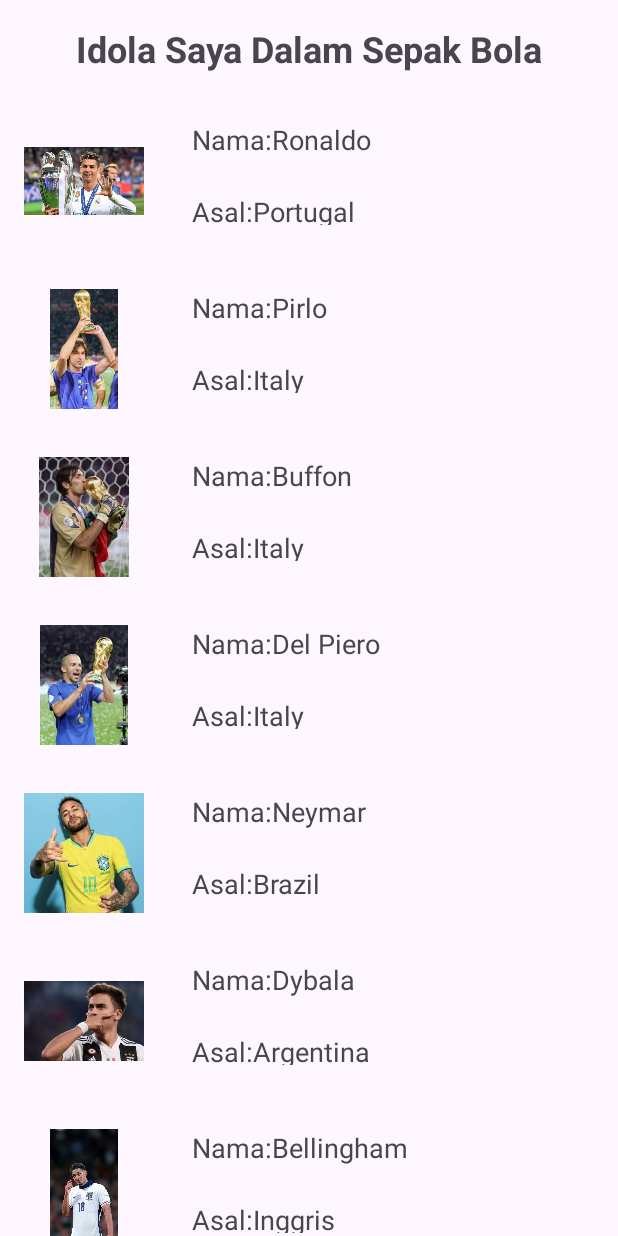
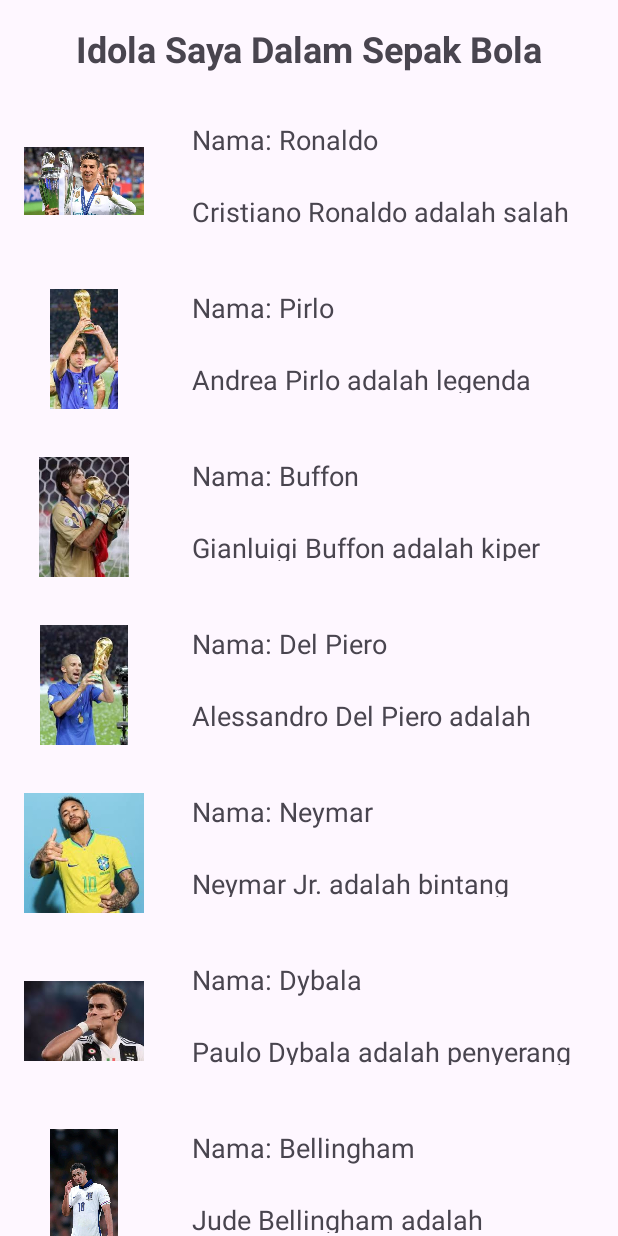
Before and after one commit to AndreMonim/andremonim-tugas3, an Android app: the Dashboard screen opened directly, with no data from a screen before it, after a tap on "Tugas 4", on a phone screen of 412 x 824 dp. Run offline under Robolectric (Android 15) with nearby library versions, the phone set to English and light mode, and no system bars.

Commit message:
initial commit

```diff
--- a/app/src/main/AndroidManifest.xml
+++ b/app/src/main/AndroidManifest.xml
@@ -8,11 +8,13 @@
         android:roundIcon="@mipmap/ic_launcher_round"
         android:supportsRtl="true"
         android:theme="@style/Theme.Latihan_1">
-        <activity
-            android:name=".recyclerview"
+        <activity android:name=".ItemCardActivity"
             android:exported="true" />
         <activity
-            android:name=".dasboard"
+            android:name=".RecyclerActivity"
+            android:exported="true" />
+        <activity
+            android:name=".Dashboard"
             android:exported="false" />
         <activity
             android:name=".Register"
--- a/app/src/main/java/com/example/latihan_1/dasboard.kt
+++ b/app/src/main/java/com/example/latihan_1/Dashboard.kt
@@ -9,11 +9,11 @@ import androidx.appcompat.app.AppCompatActivity
 import androidx.core.view.ViewCompat
 import androidx.core.view.WindowInsetsCompat
 
-class dasboard : AppCompatActivity() {
+class Dashboard : AppCompatActivity() {
     override fun onCreate(savedInstanceState: Bundle?) {
         super.onCreate(savedInstanceState)
         enableEdgeToEdge()
-        setContentView(R.layout.activity_dasboard) // Pastikan nama layout sesuai
+        setContentView(R.layout.activity_dashboard) // Pastikan nama layout sesuai
 
         ViewCompat.setOnApplyWindowInsetsListener(findViewById(R.id.main)) { v, insets ->
             val systemBars = insets.getInsets(WindowInsetsCompat.Type.systemBars())
@@ -31,9 +31,9 @@ class dasboard : AppCompatActivity() {
         }
 
         loginButton.setOnClickListener {
-            // Buat Intent untuk berpindah ke recyclerview activity
-            val intent = Intent(this, recyclerview::class.java)
+            val intent = Intent(this, RecyclerActivity::class.java)
             startActivity(intent)
         }
+
     }
 }
--- a/app/src/main/java/com/example/latihan_1/MainActivity.kt
+++ b/app/src/main/java/com/example/latihan_1/MainActivity.kt
@@ -15,7 +15,7 @@ class MainActivity : AppCompatActivity() {
         setContentView(binding.root)
 
         binding.login.setOnClickListener {
-            startActivity(Intent(this, dasboard::class.java))
+            startActivity(Intent(this, Dashboard::class.java))
         }
 
         binding.tvbelumpunyaakun.setOnClickListener {
--- /dev/null
+++ b/app/src/main/java/com/example/latihan_1/Model/Item.kt
@@ -0,0 +1,34 @@
+package com.example.latihan_1.model
+
+import android.os.Parcel
+import android.os.Parcelable
+
+data class Item(
+    val imageSource: Int,
+    val imageTitle: String?,
+    val imageDesc: String?
+) : Parcelable {
+    constructor(parcel: Parcel) : this(
+        parcel.readInt(),
+        parcel.readString(),
+        parcel.readString(),
+    )
+
+    override fun writeToParcel(parcel: Parcel, flags: Int) {
+        parcel.writeInt(imageSource)
+        parcel.writeString(imageTitle)
+        parcel.writeString(imageDesc)
+    }
+
+    override fun describeContents(): Int = 0
+
+    companion object CREATOR : Parcelable.Creator<Item> {
+        override fun createFromParcel(parcel: Parcel): Item {
+            return Item(parcel)
+        }
+
+        override fun newArray(size: Int): Array<Item?> {
+            return arrayOfNulls(size)
+        }
+    }
+}
--- a/app/src/main/java/com/example/latihan_1/MyAdapter.kt
+++ /dev/null
@@ -1,32 +0,0 @@
-package com.example.latihan_1
-
-import android.view.LayoutInflater
-import android.view.View
-import android.view.ViewGroup
-import android.widget.ImageView
-import android.widget.TextView
-import androidx.recyclerview.widget.RecyclerView
-
-class MyAdapter(private val namaList: List<ItemData>) : // Menggunakan List
-    RecyclerView.Adapter<MyAdapter.MyViewHolder>() {
-
-    class MyViewHolder(itemView: View) : RecyclerView.ViewHolder(itemView) {
-        val gambar: ImageView = itemView.findViewById(R.id.cardImageView)
-        val nama: TextView = itemView.findViewById(R.id.cardnama)
-        val deskripsi: TextView = itemView.findViewById(R.id.carddeskripsi)
-    }
-
-    override fun onCreateViewHolder(parent: ViewGroup, viewType: Int): MyViewHolder {
-        val itemData = LayoutInflater.from(parent.context).inflate(R.layout.item_data, parent, false)
-        return MyViewHolder(itemData)
-    }
-
-    override fun getItemCount(): Int = namaList.size
-
-    override fun onBindViewHolder(holder: MyViewHolder, position: Int) {
-        val currentItem = namaList[position]
-        holder.gambar.setImageResource(currentItem.gambar)
-        holder.nama.text = currentItem.nama
-        holder.deskripsi.text = currentItem.deskripsi
-    }
-}
--- /dev/null
+++ b/app/src/main/java/com/example/latihan_1/Recyclerview.kt
@@ -0,0 +1,74 @@
+package com.example.latihan_1
+
+import android.os.Bundle
+import androidx.appcompat.app.AppCompatActivity
+import androidx.recyclerview.widget.LinearLayoutManager
+import androidx.recyclerview.widget.RecyclerView
+import com.example.latihan_1.model.Item
+
+class RecyclerActivity : AppCompatActivity() {
+
+    private lateinit var recyclerView: RecyclerView
+    private lateinit var adapter: ItemAdapter
+
+    override fun onCreate(savedInstanceState: Bundle?) {
+        super.onCreate(savedInstanceState)
+        setContentView(R.layout.activity_recyclerview)
+
+        recyclerView = findViewById(R.id.gambar)
+        recyclerView.layoutManager = LinearLayoutManager(this)
+
+        // Daftar data pemain
+        val dataList = listOf(
+            Item(
+                R.drawable.ronaldo,
+                "Nama: Ronaldo",
+                "Cristiano Ronaldo adalah salah satu pesepak bola terbaik sepanjang masa. Ia dikenal karena kecepatan, kekuatan fisik, kemampuan mencetak gol luar biasa, dan etos kerja tinggi. Ia telah bermain untuk klub-klub besar seperti Manchester United, Real Madrid, Juventus, dan Al-Nassr. Ronaldo juga menjadi top skor sepanjang masa Liga Champions dan tim nasional Portugal."
+            ),
+            Item(
+                R.drawable.pirlo,
+                "Nama: Pirlo",
+                "Andrea Pirlo adalah legenda sepak bola Italia yang dikenal karena visi, akurasi umpan, dan kemampuan mengatur tempo permainan. Ia pernah bermain untuk AC Milan dan Juventus serta membawa Italia juara Piala Dunia 2006."
+            ),
+            Item(
+                R.drawable.buffon,
+                "Nama: Buffon",
+                "Gianluigi Buffon adalah kiper legendaris asal Italia. Ia terkenal karena refleks cepat dan kepemimpinannya di lapangan. Buffon merupakan bagian penting dari skuad Italia yang menjuarai Piala Dunia 2006."
+            ),
+            Item(
+                R.drawable.delpiero,
+                "Nama: Del Piero",
+                "Alessandro Del Piero adalah penyerang elegan asal Italia yang terkenal karena kemampuan tendangan bebas dan gol-gol spektakulernya. Ia menghabiskan sebagian besar kariernya di Juventus."
+            ),
+            Item(
+                R.drawable.neymar,
+                "Nama: Neymar",
+                "Neymar Jr. adalah bintang sepak bola asal Brasil yang dikenal karena dribel, kreativitas, dan flair-nya di lapangan. Ia bermain untuk klub-klub besar seperti Barcelona dan Paris Saint-Germain."
+            ),
+            Item(
+                R.drawable.dybala,
+                "Nama: Dybala",
+                "Paulo Dybala adalah penyerang Argentina yang dijuluki 'La Joya'. Ia dikenal karena kontrol bola yang luar biasa, tendangan kaki kiri mematikan, dan kontribusinya bersama Juventus dan AS Roma."
+            ),
+            Item(
+                R.drawable.bellingham,
+                "Nama: Bellingham",
+                "Jude Bellingham adalah gelandang muda berbakat asal Inggris. Ia dikenal karena kematangan dalam bermain, visi, dan kemampuannya mencetak gol. Kini menjadi pemain andalan Real Madrid."
+            ),
+            Item(
+                R.drawable.boaz,
+                "Nama: Boaz Solossa",
+                "Boaz Solossa adalah salah satu penyerang terbaik Indonesia yang berasal dari Papua. Ia dikenal karena kecepatan, ketajaman, dan loyalitasnya kepada Persipura Jayapura."
+            ),
+            Item(
+                R.drawable.andri,
+                "Nama: Andri Ibo",
+                "Andri Ibo adalah bek tangguh asal Sentani, Papua. Ia dikenal karena permainan bertahan yang disiplin dan menjadi andalan di berbagai klub Liga Indonesia."
+            )
+        )
+
+
+        adapter = ItemAdapter(dataList)
+        recyclerView.adapter = adapter
+    }
+}
--- /dev/null
+++ b/app/src/main/java/com/example/latihan_1/adapter/itemAdapter.kt
@@ -0,0 +1,44 @@
+package com.example.latihan_1
+
+import android.content.Intent
+import android.view.LayoutInflater
+import android.view.View
+import android.view.ViewGroup
+import android.widget.ImageView
+import android.widget.TextView
+import androidx.recyclerview.widget.RecyclerView
+import com.example.latihan_1.model.Item
+
+class ItemAdapter(private val namaList: List<Item>) :
+    RecyclerView.Adapter<ItemAdapter.ItemViewHolder>() {
+
+    class ItemViewHolder(itemView: View) : RecyclerView.ViewHolder(itemView) {
+        val gambar: ImageView = itemView.findViewById(R.id.cardImageView)
+        val nama: TextView = itemView.findViewById(R.id.cardnama)
+        val deskripsi: TextView = itemView.findViewById(R.id.carddeskripsi)
+    }
+
+    override fun onCreateViewHolder(parent: ViewGroup, viewType: Int): ItemViewHolder {
+        val itemData = LayoutInflater.from(parent.context).inflate(R.layout.item_data, parent, false)
+        return ItemViewHolder(itemData)
+    }
+
+    override fun getItemCount(): Int = namaList.size
+
+    override fun onBindViewHolder(holder: ItemViewHolder, position: Int) {
+        val context = holder.itemView.context
+        val item = namaList[position]
+        holder.gambar.setImageResource(item.imageSource)
+        holder.nama.text = item.imageTitle
+        holder.deskripsi.text = item.imageDesc
+
+        holder.itemView.setOnClickListener {
+            // Membuat Intent untuk berpindah ke ItemCardActivity
+            val intent = Intent(context, ItemCardActivity::class.java)
+            // Mengirimkan data item yang diklik ke ItemCardActivity
+            intent.putExtra("item", item)
+            // Memulai Activity baru
+            context.startActivity(intent)
+        }
+    }
+}
--- a/app/src/main/java/com/example/latihan_1/recyclerview.kt
+++ /dev/null
@@ -1,35 +0,0 @@
-package com.example.latihan_1
-
-import android.os.Bundle
-import androidx.appcompat.app.AppCompatActivity
-import androidx.recyclerview.widget.LinearLayoutManager
-import com.example.latihan_1.databinding.ActivityRecyclerviewBinding
-
-class recyclerview : AppCompatActivity() {
-    private lateinit var binding: ActivityRecyclerviewBinding
-    private lateinit var adapter: MyAdapter
-
-    override fun onCreate(savedInstanceState: Bundle?) {
-        super.onCreate(savedInstanceState)
-        binding = ActivityRecyclerviewBinding.inflate(layoutInflater)
-        setContentView(binding.root)
-
-        binding.gambar.layoutManager = LinearLayoutManager(this)
-
-        // Data dummy (ganti dengan data Anda)
-        val dataList = listOf(
-            ItemData(R.drawable.ronaldo, "Nama:Ronaldo", "Asal:Portugal"),
-            ItemData(R.drawable.pirlo, "Nama:Pirlo", "Asal:Italy"),
-            ItemData(R.drawable.buffon, "Nama:Buffon", "Asal:Italy"),
-            ItemData(R.drawable.delpiero, "Nama:Del Piero", "Asal:Italy"),
-            ItemData(R.drawable.neymar, "Nama:Neymar", "Asal:Brazil"),
-            ItemData(R.drawable.dybala, "Nama:Dybala", "Asal:Argentina"),
-            ItemData(R.drawable.bellingham, "Nama:Bellingham", "Asal:Inggris"),
-            ItemData(R.drawable.boaz, "Nama:Boaz Solossa", "Asal:Sorong"),
-            ItemData(R.drawable.andri, "Nama:Andri Ibo", "Asal:Sentani"),
-        )
-
-        adapter = MyAdapter(dataList)
-        binding.gambar.adapter = adapter
-    }
-}
--- a/app/src/main/res/layout/activity_dasboard.xml
+++ b/app/src/main/res/layout/activity_dashboard.xml
@@ -6,7 +6,7 @@
     android:id="@+id/main"
     android:layout_width="match_parent"
     android:layout_height="match_parent"
-    tools:context=".dasboard">
+    tools:context=".Dashboard">
 
     <TextView
         android:id="@+id/dasboard"
--- a/app/src/main/res/layout/activity_recyclerview.xml
+++ b/app/src/main/res/layout/activity_recyclerview.xml
@@ -1,10 +1,10 @@
 <?xml version="1.0" encoding="utf-8"?>
-<androidx.constraintlayout.widget.ConstraintLayout xmlns:android="http://schemas.android.com/apk/res/android"
+<androidx.constraintlayout.widget.ConstraintLayout
+    xmlns:android="http://schemas.android.com/apk/res/android"
     xmlns:app="http://schemas.android.com/apk/res-auto"
-    xmlns:tools="http://schemas.android.com/tools"
     android:layout_width="match_parent"
     android:layout_height="match_parent"
-    tools:context=".recyclerview">
+    >
 
     <TextView
         android:id="@+id/judul"
```
Also changed, not shown: app/src/main/java/com/example/latihan_1/ItemData.kt (+24 -1 lines), app/src/main/res/layout/item_card.xml (added, +37 -0 lines), 8 other files.
